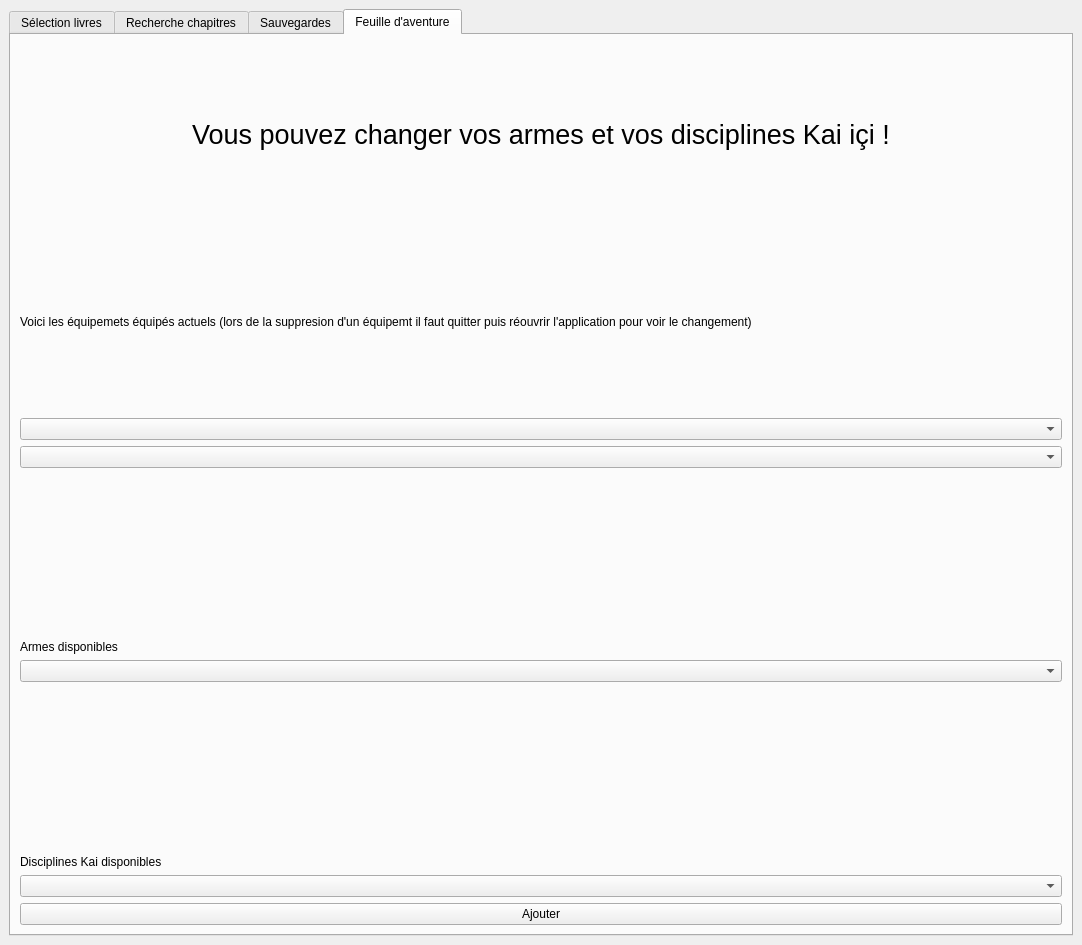
Above: PageUI.ui from Mikael098/Book-where-you-are-the-hero before the change. Below: the same form after it.
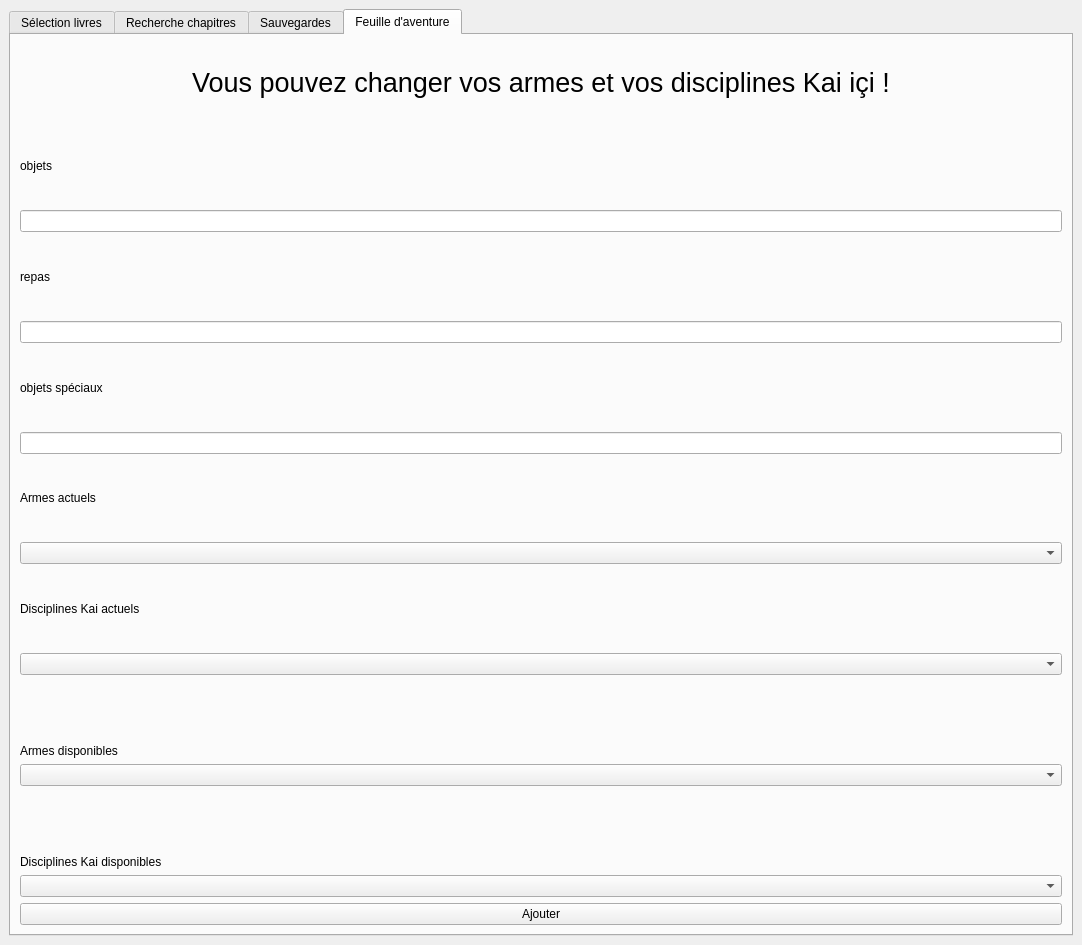
That is the form after the change. The open tabs and pages were chosen to show the change.

The edit to the form file:
```diff
--- a/PageUI.ui
+++ b/PageUI.ui
@@ -250,13 +250,50 @@
           <item>
            <widget class="QLabel" name="label">
             <property name="text">
-             <string>Voici les équipemets équipés actuels (lors de la suppresion d'un équipemt il faut quitter puis réouvrir l'application pour voir le changement)</string>
+             <string>objets</string>
+            </property>
+           </widget>
+          </item>
+          <item>
+           <widget class="QLineEdit" name="lineEdit_objets"/>
+          </item>
+          <item>
+           <widget class="QLabel" name="label_repas">
+            <property name="text">
+             <string>repas</string>
+            </property>
+           </widget>
+          </item>
+          <item>
+           <widget class="QLineEdit" name="lineEdit_repas"/>
+          </item>
+          <item>
+           <widget class="QLabel" name="label_ObjetSpeciaux">
+            <property name="text">
+             <string>objets spéciaux</string>
+            </property>
+           </widget>
+          </item>
+          <item>
+           <widget class="QLineEdit" name="lineEdit_objetsSpeciaux"/>
+          </item>
+          <item>
+           <widget class="QLabel" name="labelArmesActuek">
+            <property name="text">
+             <string>Armes actuels</string>
             </property>
            </widget>
           </item>
           <item>
            <widget class="QComboBox" name="comboBoxArmesActuel"/>
           </item>
+          <item>
+           <widget class="QLabel" name="labelDisciplinesKaiActuel">
+            <property name="text">
+             <string>Disciplines Kai actuels</string>
+            </property>
+           </widget>
+          </item>
           <item>
            <widget class="QComboBox" name="comboBoxDisciplinesKaiActuel"/>
           </item>
```
Left out of the diff: 4 changed lines with no effect on the pictures.
